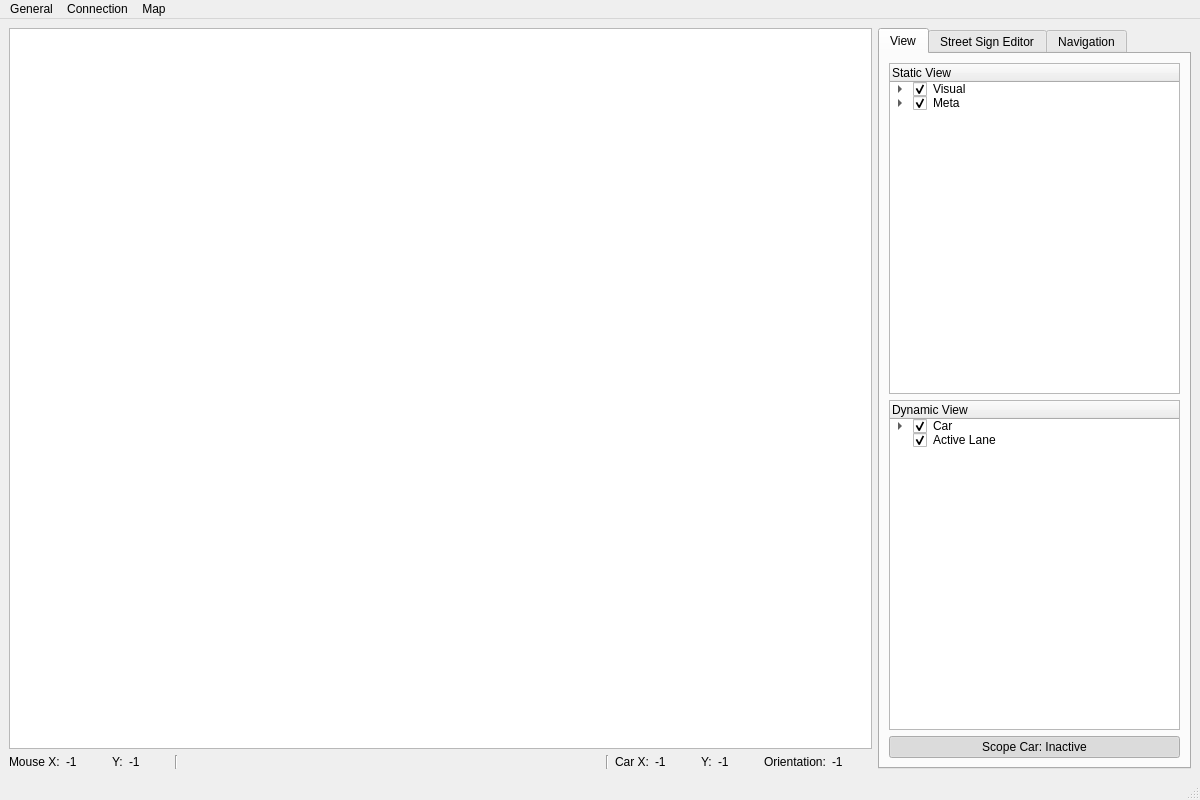
First picture: the form in src/mainwindow.ui, repository melegiul/adtf-remote, before the edit.
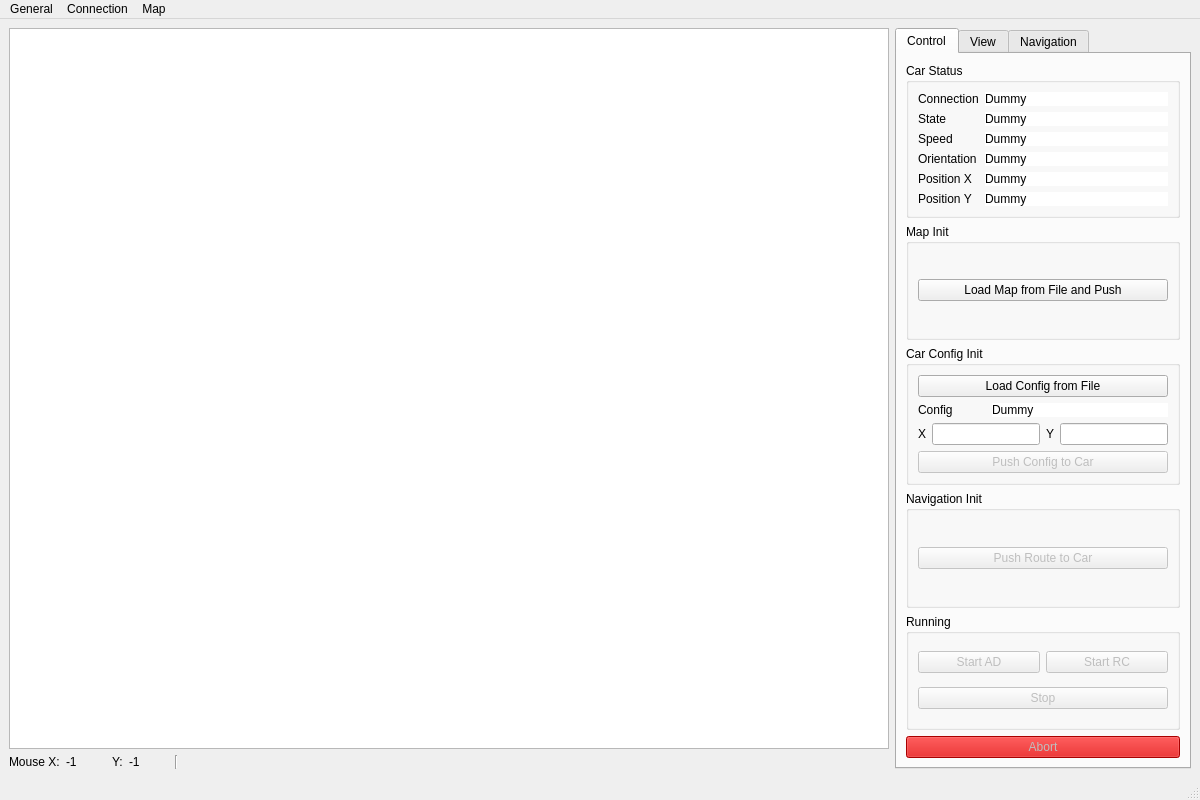
Second picture: the form after the edit. Icons and pictures are not drawn. Custom widgets are drawn as their Qt base class.

Commit message: wip design for new GUI elements finished

The edit to the form file:
```diff
--- a/src/mainwindow.ui
+++ b/src/mainwindow.ui
@@ -81,73 +81,6 @@
         </property>
        </spacer>
       </item>
-      <item>
-       <widget class="Line" name="line_right">
-        <property name="orientation">
-         <enum>Qt::Vertical</enum>
-        </property>
-       </widget>
-      </item>
-      <item>
-       <widget class="QLabel" name="lbs_car_x">
-        <property name="text">
-         <string>Car X:</string>
-        </property>
-       </widget>
-      </item>
-      <item>
-       <widget class="QLabel" name="car_x">
-        <property name="minimumSize">
-         <size>
-          <width>40</width>
-          <height>0</height>
-         </size>
-        </property>
-        <property name="text">
-         <string>-1</string>
-        </property>
-       </widget>
-      </item>
-      <item>
-       <widget class="QLabel" name="lbs_car_y">
-        <property name="text">
-         <string>Y:</string>
-        </property>
-       </widget>
-      </item>
-      <item>
-       <widget class="QLabel" name="car_y">
-        <property name="minimumSize">
-         <size>
-          <width>40</width>
-          <height>0</height>
-         </size>
-        </property>
-        <property name="text">
-         <string>-1</string>
-        </property>
-       </widget>
-      </item>
-      <item>
-       <widget class="QLabel" name="lbs_orientation">
-        <property name="text">
-         <string>Orientation:</string>
-        </property>
-       </widget>
-      </item>
-      <item>
-       <widget class="QLabel" name="car_th">
-        <property name="minimumSize">
-         <size>
-          <width>40</width>
-          <height>0</height>
-         </size>
-        </property>
-        <property name="text">
-         <string>-1</string>
-        </property>
-       </widget>
-      </item>
      </layout>
     </item>
     <item row="1" column="1" rowspan="2">
@@ -155,6 +88,293 @@
       <property name="currentIndex">
        <number>0</number>
       </property>
+      <widget class="QWidget" name="control_tab">
+       <property name="enabled">
+        <bool>true</bool>
+       </property>
+       <attribute name="icon">
+        <iconset theme="control">
+         <normaloff>.</normaloff>.</iconset>
+       </attribute>
+       <attribute name="title">
+        <string>Control</string>
+       </attribute>
+       <layout class="QVBoxLayout" name="verticalLayout_5">
+        <item>
+         <widget class="QGroupBox" name="car_status_group">
+          <property name="title">
+           <string>Car Status</string>
+          </property>
+          <layout class="QFormLayout" name="formLayout_3">
+           <item row="0" column="0">
+            <widget class="QLabel" name="connection_label">
+             <property name="text">
+              <string>Connection</string>
+             </property>
+            </widget>
+           </item>
+           <item row="0" column="1">
+            <widget class="QLabel" name="connection_val_label">
+             <property name="styleSheet">
+              <string notr="true">background-color: rgb(255, 255, 255);</string>
+             </property>
+             <property name="text">
+              <string>Dummy</string>
+             </property>
+            </widget>
+           </item>
+           <item row="1" column="0">
+            <widget class="QLabel" name="state_label">
+             <property name="text">
+              <string>State</string>
+             </property>
+            </widget>
+           </item>
+           <item row="1" column="1">
+            <widget class="QLabel" name="state_val_label">
+             <property name="styleSheet">
+              <string notr="true">background-color: rgb(255, 255, 255);</string>
+             </property>
+             <property name="text">
+              <string>Dummy</string>
+             </property>
+            </widget>
+           </item>
+           <item row="2" column="0">
+            <widget class="QLabel" name="speed_label">
+             <property name="text">
+              <string>Speed</string>
+             </property>
+            </widget>
+           </item>
+           <item row="2" column="1">
+            <widget class="QLabel" name="speed_val_label">
+             <property name="styleSheet">
+              <string notr="true">background-color: rgb(255, 255, 255);</string>
+             </property>
+             <property name="text">
+              <string>Dummy</string>
+             </property>
+            </widget>
+           </item>
+           <item row="3" column="0">
+            <widget class="QLabel" name="orientation_label">
+             <property name="text">
+              <string>Orientation</string>
+             </property>
+            </widget>
+           </item>
+           <item row="3" column="1">
+            <widget class="QLabel" name="orientation_val_label">
+             <property name="styleSheet">
+              <string notr="true">background-color: rgb(255, 255, 255);</string>
+             </property>
+             <property name="text">
+              <string>Dummy</string>
+             </property>
+            </widget>
+           </item>
+           <item row="4" column="0">
+            <widget class="QLabel" name="position_x_label">
+             <property name="text">
+              <string>Position X</string>
+             </property>
+            </widget>
+           </item>
+           <item row="4" column="1">
+            <widget class="QLabel" name="position_x_val_label">
+             <property name="styleSheet">
+              <string notr="true">background-color: rgb(255, 255, 255);</string>
+             </property>
+             <property name="text">
+              <string>Dummy</string>
+             </property>
+            </widget>
+           </item>
+           <item row="5" column="0">
+            <widget class="QLabel" name="position_y_label">
+             <property name="text">
+              <string>Position Y</string>
+             </property>
+            </widget>
+           </item>
+           <item row="5" column="1">
+            <widget class="QLabel" name="position_y_val_label">
+             <property name="styleSheet">
+              <string notr="true">background-color: rgb(255, 255, 255);</string>
+             </property>
+             <property name="text">
+              <string>Dummy</string>
+             </property>
+            </widget>
+           </item>
+          </layout>
+         </widget>
+        </item>
+        <item>
+         <widget class="QGroupBox" name="map_init_group">
+          <property name="title">
+           <string>Map Init</string>
+          </property>
+          <layout class="QVBoxLayout" name="verticalLayout_3">
+           <item>
+            <widget class="QPushButton" name="map_load_button">
+             <property name="text">
+              <string>Load Map from File and Push</string>
+             </property>
+            </widget>
+           </item>
+          </layout>
+         </widget>
+        </item>
+        <item>
+         <widget class="QGroupBox" name="car_init_group">
+          <property name="title">
+           <string>Car Config Init</string>
+          </property>
+          <layout class="QVBoxLayout" name="verticalLayout_6">
+           <item>
+            <widget class="QPushButton" name="car_config_load_button">
+             <property name="text">
+              <string>Load Config from File</string>
+             </property>
+            </widget>
+           </item>
+           <item>
+            <layout class="QFormLayout" name="formLayout">
+             <item row="0" column="0">
+              <widget class="QLabel" name="car_config_label">
+               <property name="text">
+                <string>Config          </string>
+               </property>
+              </widget>
+             </item>
+             <item row="0" column="1">
+              <widget class="QLabel" name="car_config_val_label">
+               <property name="styleSheet">
+                <string notr="true">background-color: rgb(255, 255, 255);</string>
+               </property>
+               <property name="text">
+                <string>Dummy</string>
+               </property>
+              </widget>
+             </item>
+            </layout>
+           </item>
+           <item>
+            <layout class="QHBoxLayout" name="horizontalLayout">
+             <item>
+              <widget class="QLabel" name="car_x_label">
+               <property name="text">
+                <string>X</string>
+               </property>
+              </widget>
+             </item>
+             <item>
+              <widget class="QLineEdit" name="car_x_val_edit"/>
+             </item>
+             <item>
+              <widget class="QLabel" name="car_y_label">
+               <property name="text">
+                <string>Y</string>
+               </property>
+              </widget>
+             </item>
+             <item>
+              <widget class="QLineEdit" name="car_y_val_edit"/>
+             </item>
+            </layout>
+           </item>
+           <item>
+            <widget class="QPushButton" name="car_config_push_button">
+             <property name="enabled">
+              <bool>false</bool>
+             </property>
+             <property name="text">
+              <string>Push Config to Car</string>
+             </property>
+            </widget>
+           </item>
+          </layout>
+         </widget>
+        </item>
+        <item>
+         <widget class="QGroupBox" name="navi_init_group">
+          <property name="title">
+           <string>Navigation Init</string>
+          </property>
+          <layout class="QVBoxLayout" name="verticalLayout">
+           <item>
+            <widget class="QPushButton" name="navi_route_push_button">
+             <property name="enabled">
+              <bool>false</bool>
+             </property>
+             <property name="text">
+              <string>Push Route to Car</string>
+             </property>
+            </widget>
+           </item>
+          </layout>
+         </widget>
+        </item>
+        <item>
+         <widget class="QGroupBox" name="groupBox">
+          <property name="title">
+           <string>Running</string>
+          </property>
+          <layout class="QVBoxLayout" name="verticalLayout_2">
+           <item>
+            <layout class="QHBoxLayout" name="horizontalLayout_2">
+             <item>
+              <widget class="QPushButton" name="pushButton">
+               <property name="enabled">
+                <bool>false</bool>
+               </property>
+               <property name="text">
+                <string>Start AD</string>
+               </property>
+              </widget>
+             </item>
+             <item>
+              <widget class="QPushButton" name="pushButton_2">
+               <property name="enabled">
+                <bool>false</bool>
+               </property>
+               <property name="text">
+                <string>Start RC</string>
+               </property>
+              </widget>
+             </item>
+            </layout>
+           </item>
+           <item>
+            <widget class="QPushButton" name="pushButton_3">
+             <property name="enabled">
+              <bool>false</bool>
+             </property>
+             <property name="text">
+              <string>Stop</string>
+             </property>
+            </widget>
+           </item>
+          </layout>
+         </widget>
+        </item>
+        <item>
+         <widget class="QPushButton" name="pushButton_4">
+          <property name="enabled">
+           <bool>false</bool>
+          </property>
+          <property name="styleSheet">
+           <string notr="true">background-color: rgb(204, 0, 0);</string>
+          </property>
+          <property name="text">
+           <string>Abort</string>
+          </property>
+         </widget>
+        </item>
+       </layout>
+      </widget>
       <widget class="QWidget" name="view_tab">
        <attribute name="title">
         <string>View</string>
@@ -389,90 +609,6 @@
         </item>
        </layout>
       </widget>
-      <widget class="QWidget" name="editor_tab">
-       <attribute name="title">
-        <string>Street Sign Editor</string>
-       </attribute>
-       <layout class="QVBoxLayout" name="verticalLayout_5">
-        <item>
-         <widget class="QCheckBox" name="editor_checkbox">
-          <property name="text">
-           <string>Edit Mode</string>
-          </property>
-         </widget>
-        </item>
-        <item>
-         <layout class="QFormLayout" name="formLayout">
-          <item row="0" column="0">
-           <widget class="QLabel" name="lane_id_label">
-            <property name="text">
-             <string>Lane ID</string>
-            </property>
-           </widget>
-          </item>
-          <item row="1" column="0">
-           <widget class="QLabel" name="Sign_type_label">
-            <property name="text">
-             <string>Sign Type</string>
-            </property>
-           </widget>
-          </item>
-          <item row="0" column="1">
-           <widget class="QLineEdit" name="lane_id_editor_txt">
-            <property name="enabled">
-             <bool>false</bool>
-            </property>
-           </widget>
-          </item>
-          <item row="1" column="1">
-           <widget class="QFontComboBox" name="street_sign_items_cmbbox">
-            <property name="enabled">
-             <bool>false</bool>
-            </property>
-           </widget>
-          </item>
-          <item row="2" column="0">
-           <widget class="QLabel" name="editor_pos_x_label">
-            <property name="text">
-             <string>Position X</string>
-            </property>
-           </widget>
-          </item>
-          <item row="2" column="1">
-           <widget class="QLabel" name="editor_x_pos">
-            <property name="text">
-             <string>0</string>
-            </property>
-           </widget>
-          </item>
-          <item row="3" column="0">
-           <widget class="QLabel" name="editor_pos_x_label_2">
-            <property name="text">
-             <string>Position Y</string>
-            </property>
-           </widget>
-          </item>
-          <item row="3" column="1">
-           <widget class="QLabel" name="editor_y_pos">
-            <property name="text">
-             <string>0</string>
-            </property>
-           </widget>
-          </item>
-         </layout>
-        </item>
-        <item>
-         <widget class="QPushButton" name="editor_remove_streetsign">
-          <property name="text">
-           <string>Remove Sign</string>
-          </property>
-          <property name="icon">
-           <iconset theme="remove"/>
-          </property>
-         </widget>
-        </item>
-       </layout>
-      </widget>
       <widget class="QWidget" name="navigation_tab">
        <attribute name="title">
         <string>Navigation</string>
```
Left out of the diff: 23 changed lines with no effect on the pictures. The commit also changes 2 other files.
